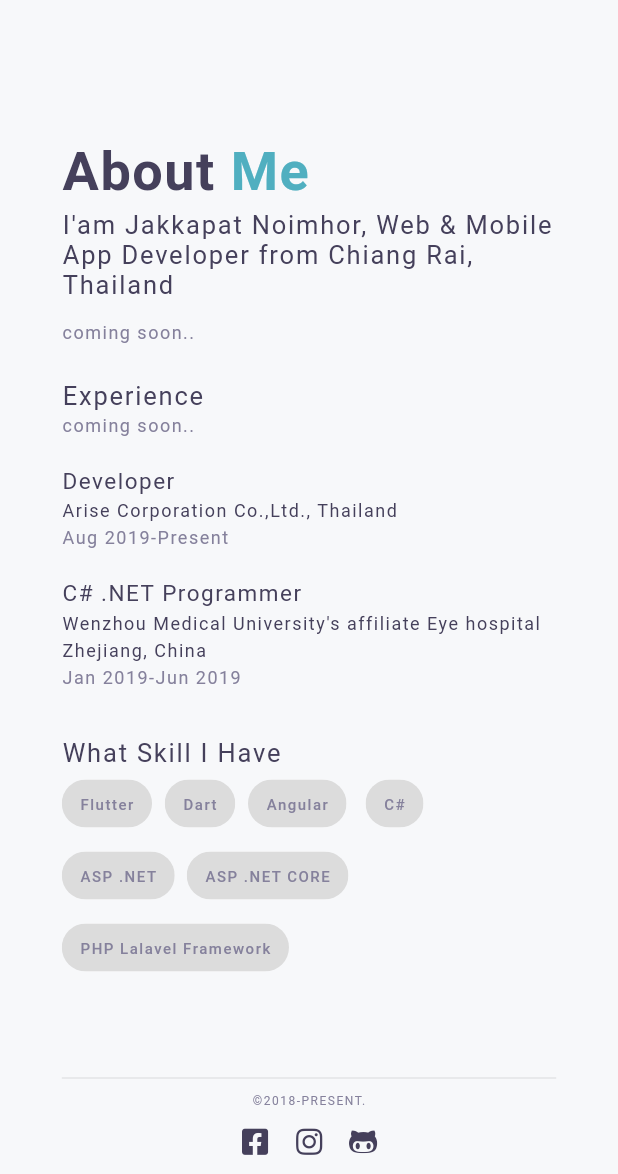
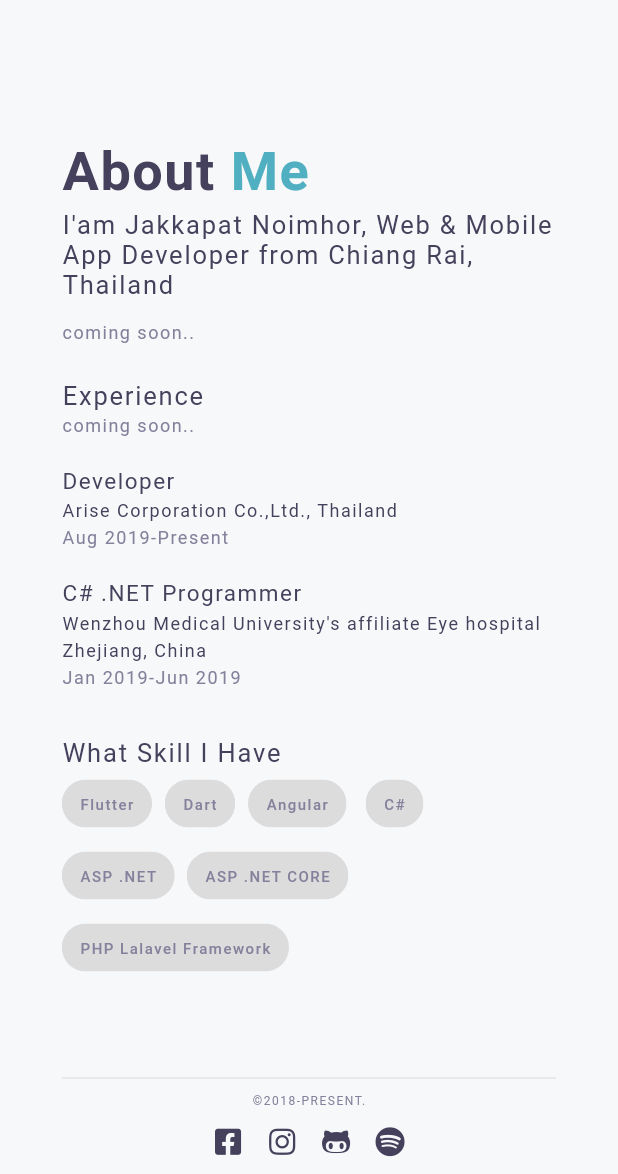
Before and after one commit to MangoStick/portfolio, a Flutter app: the screen it shows after launch, on a phone screen of 412 x 824 dp, the part 62-1236 px from its top. Run offline on Flutter 3.47's test engine with Material 2 defaults, Android fonts, the phone set to English and light mode, and no system bars; our stand-ins replace font_awesome_flutter; missing offline and left inert: dart:html; Roboto replaces fonts that are missing (NexaBold, NexaLight, ProductSans).

Commit message:
Update home.dart

```diff
--- a/lib/ui/home.dart
+++ b/lib/ui/home.dart
@@ -492,18 +492,23 @@ class HomePage extends StatelessWidget {
           //   width: 20.0,
           // ),
         ),
-        // SizedBox(width: 16.0),
-        // GestureDetector(
-        //   onTap: () {
-        //     html.window.open("https://github.com/MangoStick", "Github");
-        //   },
-        //   child: Image.network(
-        //     Assets.twitter,
-        //     color: Color(0xFF45405B),
-        //     height: 20.0,
-        //     width: 20.0,
-        //   ),
-        // ),
+        SizedBox(width: 16.0),
+        GestureDetector(
+          onTap: () {
+            html.window.open("https://open.spotify.com/user/jakkapat?fbclid=IwAR3nuCfQDf7dFoxSNyIHEt0Uv6rkDW4IHfLWWqX5vAeyjUGkdSDWo17O_NU", "Spotify");
+          },
+          child: Icon(
+            FontAwesomeIcons.spotify,
+            color: Color(0xFF45405B),
+            size: 20.0,
+          ),
+          // child: Image.network(
+          //   Assets.twitter,
+          //   color: Color(0xFF45405B),
+          //   height: 20.0,
+          //   width: 20.0,
+          // ),
+        ),
       ],
     );
   }
```
